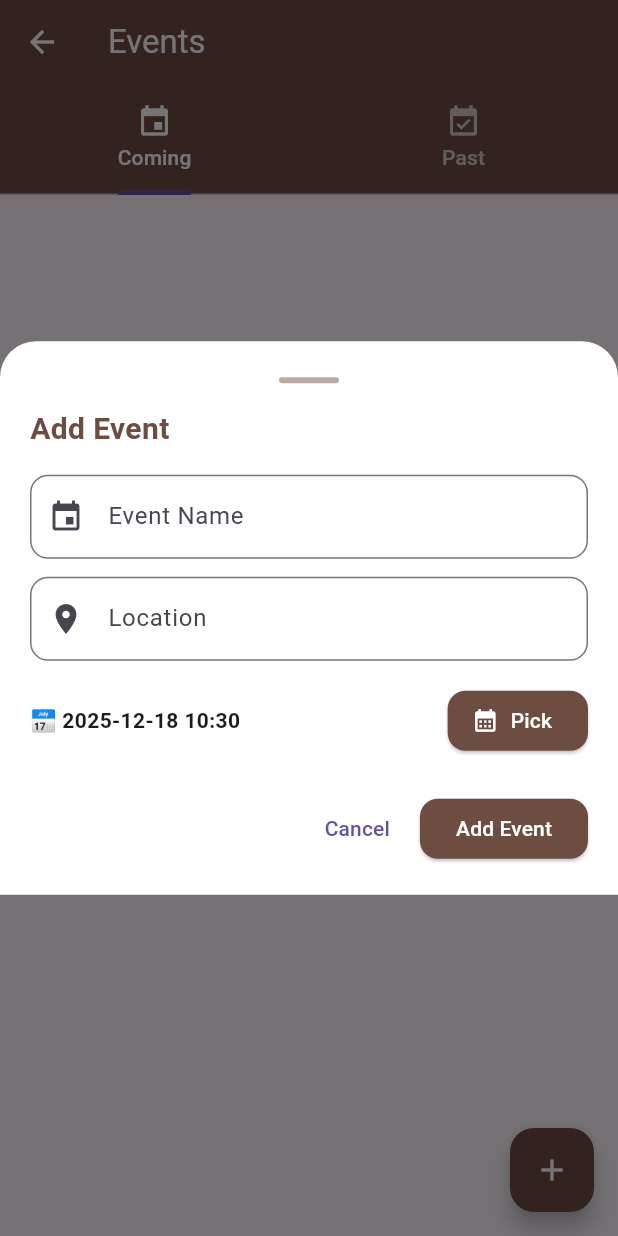
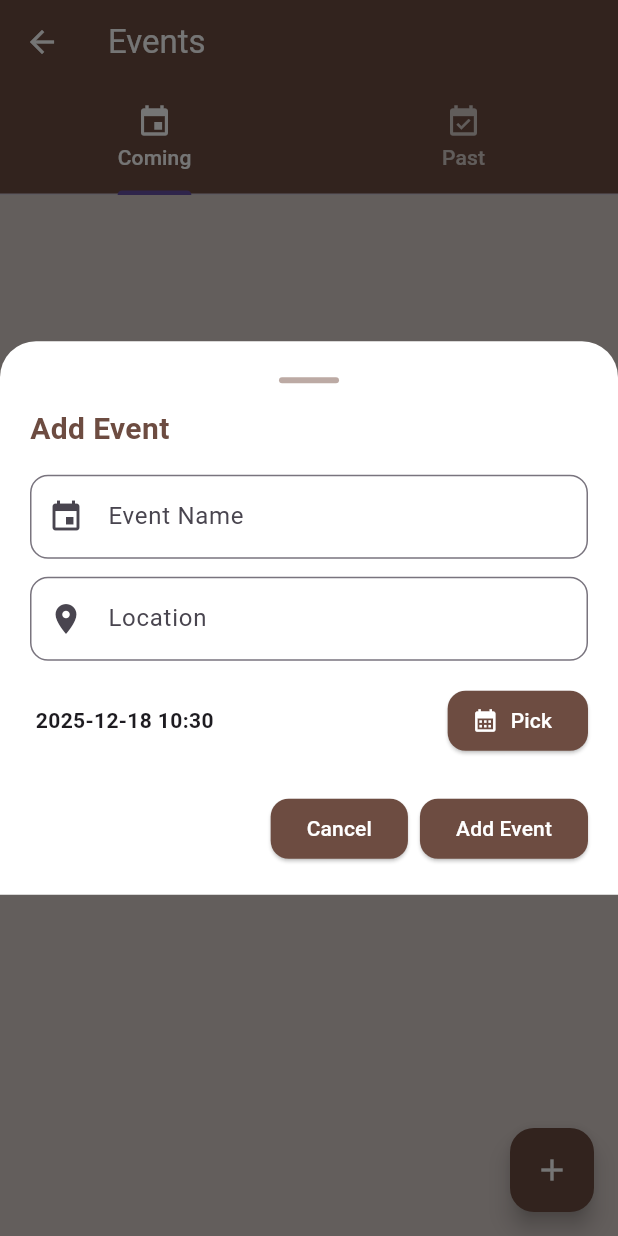
Before and after one commit to Addan206/Task-Event-Manager, a Flutter app: the EventsScreen screen opened by its route, after a tap on the "add" icon, on a phone screen of 412 x 824 dp. Run offline on Flutter 3.47's test engine with Material 3 defaults, Android fonts, the phone set to English and light mode, and no system bars; our stand-ins replace hive, hive_flutter; accounts and stored records are empty.

Commit message:
inital commit

```diff
--- a/lib/main.dart
+++ b/lib/main.dart
@@ -11,7 +11,7 @@ Future<void> main() async {
   WidgetsFlutterBinding.ensureInitialized();
   await Hive.initFlutter();
 
-  // register adapters (do it once)
+
   if (!Hive.isAdapterRegistered(TaskAdapter().typeId)) {
     Hive.registerAdapter(TaskAdapter());
   }
@@ -19,7 +19,7 @@ Future<void> main() async {
     Hive.registerAdapter(EventAdapter());
   }
 
-  // open boxes
+
   await Hive.openBox<Task>('tasks');
   await Hive.openBox<Event>('events');
 
--- a/lib/screens/event_screen.dart
+++ b/lib/screens/event_screen.dart
@@ -15,7 +15,7 @@ class _EventsScreenState extends State<EventsScreen> {
   Timer? _timer;
 
   static const primary = Color(0xFF6D4C41);   // Brown 700
-  static const secondary = Color(0xFF8D6E63); // Brown 400
+  static const surface = Color(0xFFD7CCC8);   // Brown 100
 
   @override
   void initState() {
@@ -39,7 +39,7 @@ class _EventsScreenState extends State<EventsScreen> {
       list.where((e) => e.dateTime.isBefore(DateTime.now())).toList();
 
 
-  // Add / Edit Bottom Sheet
+  // Add
 
   void _showAddEdit([Event? e]) {
     final formKey = GlobalKey<FormState>();
@@ -129,7 +129,7 @@ class _EventsScreenState extends State<EventsScreen> {
                       children: [
                         Expanded(
                           child: Text(
-                            "📅 ${selectedDate.toString().substring(0, 16)}",
+                            " ${selectedDate.toString().substring(0, 16)}",
                             style: const TextStyle(fontWeight: FontWeight.w600),
                           ),
                         ),
@@ -206,7 +206,14 @@ class _EventsScreenState extends State<EventsScreen> {
                     Row(
                       mainAxisAlignment: MainAxisAlignment.end,
                       children: [
-                        TextButton(
+                        ElevatedButton(
+                          style:ElevatedButton.styleFrom(
+                    backgroundColor: primary,
+                      foregroundColor: Colors.white,
+                      shape: RoundedRectangleBorder(
+                        borderRadius: BorderRadius.circular(12),
+                      ),
+                    ),
                           onPressed: () => Navigator.pop(ctx),
                           child: const Text("Cancel"),
                         ),
@@ -250,7 +257,7 @@ class _EventsScreenState extends State<EventsScreen> {
     );
   }
 
-  // Swipe to Delete Card
+  // Swipe to Delete
   Widget eventTile(Event e) {
     return Dismissible(
       key: ValueKey(e.key),
@@ -296,7 +303,7 @@ class _EventsScreenState extends State<EventsScreen> {
   Widget build(BuildContext context) {
     return DefaultTabController(
       length: 2,
-      child: Scaffold(
+      child: Scaffold( backgroundColor: surface,
         appBar: AppBar(
           backgroundColor: primary,
           iconTheme: const IconThemeData(color: Colors.white),
@@ -315,11 +322,21 @@ class _EventsScreenState extends State<EventsScreen> {
           builder: (_, Box<Event> b, _) {
             final events = b.values.toList();
             return TabBarView(
-              children: [
-                ListView(children: coming(events).map(eventTile).toList()),
-                ListView(children: past(events).map(eventTile).toList()),
-              ],
+                children: [
+                  events.isEmpty
+                      ? const Center(child: Text("No upcoming event"))
+                      :ListView(children: coming(events).map(eventTile).toList()),
+                  events.isEmpty
+                      ? const Center(child: Text("No past event"))
+                      : ListView(children: past(events).map(eventTile).toList()),
+                ],
             );
+            // return TabBarView(
+            //   children: [
+            //     ListView(children: coming(events).map(eventTile).toList()),
+            //     ListView(children: past(events).map(eventTile).toList()),
+            //   ],
+            // );
           },
         ),
         floatingActionButton: FloatingActionButton(
```
Also changed, not shown: lib/screens/home_screen.dart (+4 -4 lines), lib/screens/task_screen.dart (+12 -8 lines), lib/screens/splash_screen.dart (deleted).
